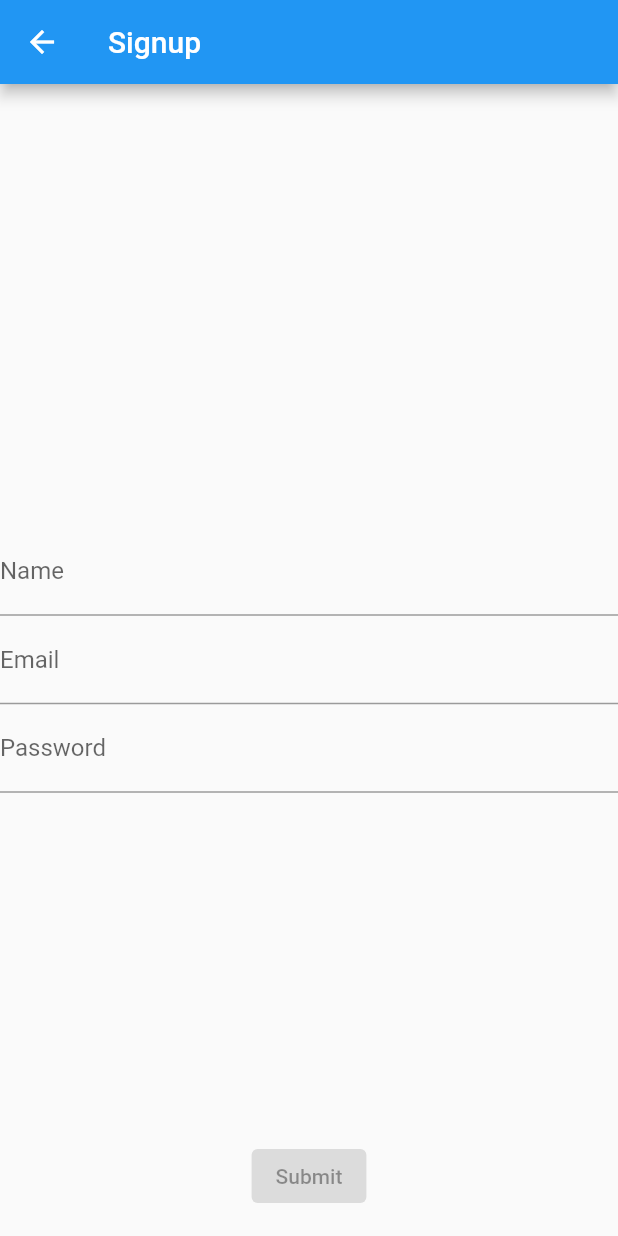
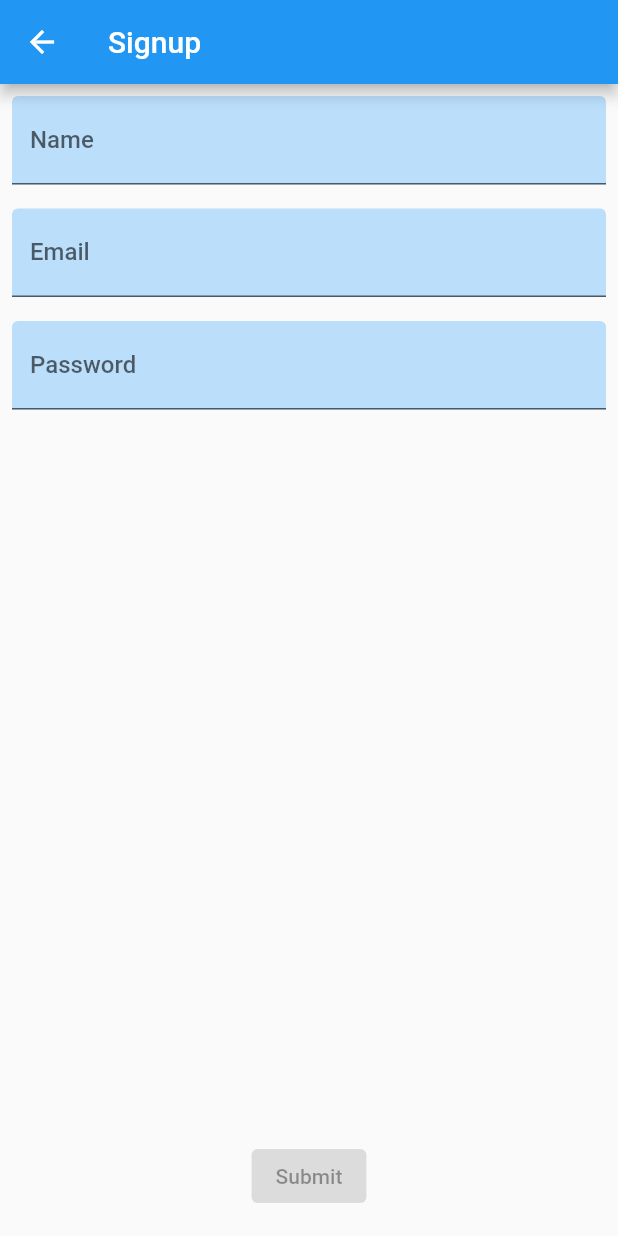
Before and after one commit to babihutan/flutter_rx_vote, a Flutter app: the SignupPage screen opened directly, on a phone screen of 412 x 824 dp. Run offline on Flutter 3.47's test engine with Material 2 defaults, Android fonts, the phone set to English and light mode, and no system bars; our stand-ins replace cloud_firestore, firebase_core, rxdart; accounts and stored records are empty.

Commit message:
fix layout

```diff
--- a/lib/signup/signup_page.dart
+++ b/lib/signup/signup_page.dart
@@ -44,16 +44,25 @@ class _SignupPageState extends State<SignupPage> {
                 : null,
             child: const Text('Submit'),
           );
-          }),
-      body: Center(
-        child: Column(
-          mainAxisAlignment: MainAxisAlignment.center,
+        },
+      ),
+      body: Column(
+        mainAxisAlignment: MainAxisAlignment.start,
+        crossAxisAlignment: CrossAxisAlignment.start,
         children: <Widget>[
-            _nameTextField(context),
-            _emailTextField(context),
-            _passwordTextField(context),
+          Padding(
+            padding: const EdgeInsets.all(8.0),
+            child: _nameTextField(context),
+          ),
+          Padding(
+            padding: const EdgeInsets.all(8.0),
+            child: _emailTextField(context),
+          ),
+          Padding(
+            padding: const EdgeInsets.all(8.0),
+            child: _passwordTextField(context),
+          ),
         ],
-        ),
       ),
     );
   }
@@ -63,12 +72,15 @@ class _SignupPageState extends State<SignupPage> {
       stream: _signupBloc.name,
       builder: (context, snapshot) {
         return TextField(
+          style: const TextStyle(fontWeight: FontWeight.w500),
           onChanged: _signupBloc.changeName,
           keyboardType: TextInputType.name,
           decoration: InputDecoration(
             hintText: 'Jim Jones',
             labelText: 'Name',
             errorText: snapshot.hasError ? snapshot.error.toString() : null,
+            fillColor: Theme.of(context).primaryColorLight,
+            filled: true,
           ),
         );
       },
@@ -80,12 +92,15 @@ class _SignupPageState extends State<SignupPage> {
       stream: _signupBloc.email,
       builder: (context, snapshot) {
         return TextField(
+          style: const TextStyle(fontWeight: FontWeight.w500),
           onChanged: _signupBloc.changeEmail,
           keyboardType: TextInputType.emailAddress,
           decoration: InputDecoration(
             hintText: 'me@fun.com',
             labelText: 'Email',
             errorText: snapshot.hasError ? snapshot.error.toString() : null,
+            fillColor: Theme.of(context).primaryColorLight,
+            filled: true,
           ),
         );
       },
@@ -97,12 +112,15 @@ class _SignupPageState extends State<SignupPage> {
       stream: _signupBloc.password,
       builder: (context, snapshot) {
         return TextField(
+          style: const TextStyle(fontWeight: FontWeight.w500),
           obscureText: true,
           onChanged: _signupBloc.changePassword,
           decoration: InputDecoration(
             hintText: 'Password',
             labelText: 'Password',
             errorText: snapshot.hasError ? snapshot.error.toString() : null,
+            fillColor: Theme.of(context).primaryColorLight,
+            filled: true,
           ),
         );
       },
```
Lines whose indentation alone changed are shown as unchanged.
